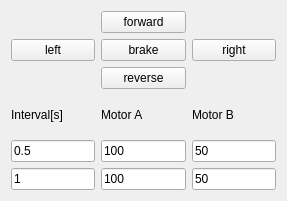
nhorro/roverstation, file src/rovercmd.ui: the form before one commit.
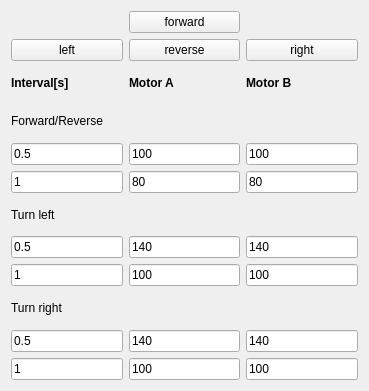
The form after the commit.

Commit message: new command mode. ui

What changed in the file:
```diff
--- a/src/rovercmd.ui
+++ b/src/rovercmd.ui
@@ -6,8 +6,8 @@
    <rect>
     <x>0</x>
     <y>0</y>
-    <width>287</width>
-    <height>201</height>
+    <width>369</width>
+    <height>391</height>
    </rect>
   </property>
   <property name="sizePolicy">
@@ -25,20 +25,6 @@
      <property name="sizeConstraint">
       <enum>QLayout::SetNoConstraint</enum>
      </property>
-     <item row="1" column="1">
-      <widget class="QPushButton" name="bn_brake">
-       <property name="text">
-        <string>brake</string>
-       </property>
-      </widget>
-     </item>
-     <item row="1" column="0">
-      <widget class="QPushButton" name="bn_left">
-       <property name="text">
-        <string>left</string>
-       </property>
-      </widget>
-     </item>
      <item row="0" column="1">
       <widget class="QPushButton" name="bn_forward">
        <property name="text">
@@ -53,15 +39,8 @@
        </property>
       </widget>
      </item>
-     <item row="1" column="2">
-      <widget class="QPushButton" name="bn_right">
-       <property name="text">
-        <string>right</string>
-       </property>
-      </widget>
-     </item>
-     <item row="4" column="1">
-      <widget class="QLineEdit" name="motor_a_phase0">
+     <item row="5" column="1">
+      <widget class="QLineEdit" name="fwd_motor_a_phase0">
        <property name="inputMethodHints">
         <set>Qt::ImhDigitsOnly</set>
        </property>
@@ -70,48 +49,28 @@
        </property>
       </widget>
      </item>
-     <item row="4" column="0">
-      <widget class="QLineEdit" name="interval_phase0">
-       <property name="inputMethodHints">
-        <set>Qt::ImhDigitsOnly</set>
-       </property>
-       <property name="text">
-        <string>0.5</string>
-       </property>
-      </widget>
-     </item>
      <item row="5" column="0">
       <widget class="QLineEdit" name="interval_phase1">
        <property name="inputMethodHints">
         <set>Qt::ImhDigitsOnly</set>
        </property>
        <property name="text">
-        <string>1</string>
+        <string>0.5</string>
        </property>
       </widget>
      </item>
-     <item row="4" column="2">
-      <widget class="QLineEdit" name="motor_b_phase0">
+     <item row="6" column="0">
+      <widget class="QLineEdit" name="fwd_interval_phase1">
        <property name="inputMethodHints">
         <set>Qt::ImhDigitsOnly</set>
        </property>
        <property name="text">
-        <string>50</string>
+        <string>1</string>
        </property>
       </widget>
      </item>
      <item row="5" column="2">
-      <widget class="QLineEdit" name="motor_b_phase1">
-       <property name="inputMethodHints">
-        <set>Qt::ImhDigitsOnly</set>
-       </property>
-       <property name="text">
-        <string>50</string>
-       </property>
-      </widget>
-     </item>
-     <item row="5" column="1">
-      <widget class="QLineEdit" name="motor_a_phase1">
+      <widget class="QLineEdit" name="fwd_motor_b_phase0">
        <property name="inputMethodHints">
         <set>Qt::ImhDigitsOnly</set>
        </property>
@@ -120,8 +79,34 @@
        </property>
       </widget>
      </item>
+     <item row="6" column="2">
+      <widget class="QLineEdit" name="fwd_motor_b_phase1">
+       <property name="inputMethodHints">
+        <set>Qt::ImhDigitsOnly</set>
+       </property>
+       <property name="text">
+        <string>80</string>
+       </property>
+      </widget>
+     </item>
+     <item row="6" column="1">
+      <widget class="QLineEdit" name="fwd_motor_a_phase1">
+       <property name="inputMethodHints">
+        <set>Qt::ImhDigitsOnly</set>
+       </property>
+       <property name="text">
+        <string>80</string>
+       </property>
+      </widget>
+     </item>
      <item row="3" column="0">
       <widget class="QLabel" name="label">
+       <property name="font">
+        <font>
+         <weight>75</weight>
+         <bold>true</bold>
+        </font>
+       </property>
        <property name="text">
         <string>Interval[s]</string>
        </property>
@@ -129,6 +114,12 @@
      </item>
      <item row="3" column="1">
       <widget class="QLabel" name="label_2">
+       <property name="font">
+        <font>
+         <weight>75</weight>
+         <bold>true</bold>
+        </font>
+       </property>
        <property name="text">
         <string>Motor A</string>
        </property>
@@ -136,11 +127,172 @@
      </item>
      <item row="3" column="2">
       <widget class="QLabel" name="label_3">
+       <property name="font">
+        <font>
+         <weight>75</weight>
+         <bold>true</bold>
+        </font>
+       </property>
        <property name="text">
         <string>Motor B</string>
        </property>
       </widget>
      </item>
+     <item row="4" column="0" colspan="3">
+      <widget class="QLabel" name="label_5">
+       <property name="text">
+        <string>Forward/Reverse</string>
+       </property>
+      </widget>
+     </item>
+     <item row="7" column="0" colspan="3">
+      <widget class="QLabel" name="label_4">
+       <property name="text">
+        <string>Turn left</string>
+       </property>
+      </widget>
+     </item>
+     <item row="12" column="1">
+      <widget class="QLineEdit" name="rgt_motor_a_phase0">
+       <property name="inputMethodHints">
+        <set>Qt::ImhDigitsOnly</set>
+       </property>
+       <property name="text">
+        <string>140</string>
+       </property>
+      </widget>
+     </item>
+     <item row="8" column="0">
+      <widget class="QLineEdit" name="lft_interval_phase0">
+       <property name="inputMethodHints">
+        <set>Qt::ImhDigitsOnly</set>
+       </property>
+       <property name="text">
+        <string>0.5</string>
+       </property>
+      </widget>
+     </item>
+     <item row="8" column="1">
+      <widget class="QLineEdit" name="lft_motor_a_phase0">
+       <property name="inputMethodHints">
+        <set>Qt::ImhDigitsOnly</set>
+       </property>
+       <property name="text">
+        <string>140</string>
+       </property>
+      </widget>
+     </item>
+     <item row="9" column="0">
+      <widget class="QLineEdit" name="lft_interval_phase1">
+       <property name="inputMethodHints">
+        <set>Qt::ImhDigitsOnly</set>
+       </property>
+       <property name="text">
+        <string>1</string>
+       </property>
+      </widget>
+     </item>
+     <item row="8" column="2">
+      <widget class="QLineEdit" name="lft_motor_b_phase0">
+       <property name="inputMethodHints">
+        <set>Qt::ImhDigitsOnly</set>
+       </property>
+       <property name="text">
+        <string>140</string>
+       </property>
+      </widget>
+     </item>
+     <item row="9" column="2">
+      <widget class="QLineEdit" name="lft_motor_b_phase1">
+       <property name="inputMethodHints">
+        <set>Qt::ImhDigitsOnly</set>
+       </property>
+       <property name="text">
+        <string>100</string>
+       </property>
+      </widget>
+     </item>
+     <item row="13" column="0">
+      <widget class="QLineEdit" name="rgt_interval_phase1">
+       <property name="inputMethodHints">
+        <set>Qt::ImhDigitsOnly</set>
+       </property>
+       <property name="text">
+        <string>1</string>
+       </property>
+      </widget>
+     </item>
+     <item row="9" column="1">
+      <widget class="QLineEdit" name="lft_motor_a_phase1">
+       <property name="inputMethodHints">
+        <set>Qt::ImhDigitsOnly</set>
+       </property>
+       <property name="text">
+        <string>100</string>
+       </property>
+      </widget>
+     </item>
+     <item row="12" column="0">
+      <widget class="QLineEdit" name="rgt_interval_phase0">
+       <property name="inputMethodHints">
+        <set>Qt::ImhDigitsOnly</set>
+       </property>
+       <property name="text">
+        <string>0.5</string>
+       </property>
+      </widget>
+     </item>
+     <item row="13" column="1">
+      <widget class="QLineEdit" name="rgt_motor_a_phase1">
+       <property name="inputMethodHints">
+        <set>Qt::ImhDigitsOnly</set>
+       </property>
+       <property name="text">
+        <string>100</string>
+       </property>
+      </widget>
+     </item>
+     <item row="12" column="2">
+      <widget class="QLineEdit" name="rgt_motor_b_phase0">
+       <property name="inputMethodHints">
+        <set>Qt::ImhDigitsOnly</set>
+       </property>
+       <property name="text">
+        <string>140</string>
+       </property>
+      </widget>
+     </item>
+     <item row="13" column="2">
+      <widget class="QLineEdit" name="rgt_motor_b_phase1">
+       <property name="inputMethodHints">
+        <set>Qt::ImhDigitsOnly</set>
+       </property>
+       <property name="text">
+        <string>100</string>
+       </property>
+      </widget>
+     </item>
+     <item row="2" column="2">
+      <widget class="QPushButton" name="bn_right">
+       <property name="text">
+        <string>right</string>
+       </property>
+      </widget>
+     </item>
+     <item row="2" column="0">
+      <widget class="QPushButton" name="bn_left">
+       <property name="text">
+        <string>left</string>
+       </property>
+      </widget>
+     </item>
+     <item row="10" column="0" colspan="3">
+      <widget class="QLabel" name="label_6">
+       <property name="text">
+        <string>Turn right</string>
+       </property>
+      </widget>
+     </item>
     </layout>
    </item>
   </layout>
```
Left out of the diff: 2 changed lines with no effect on the pictures. The commit also changes 5 other files.
